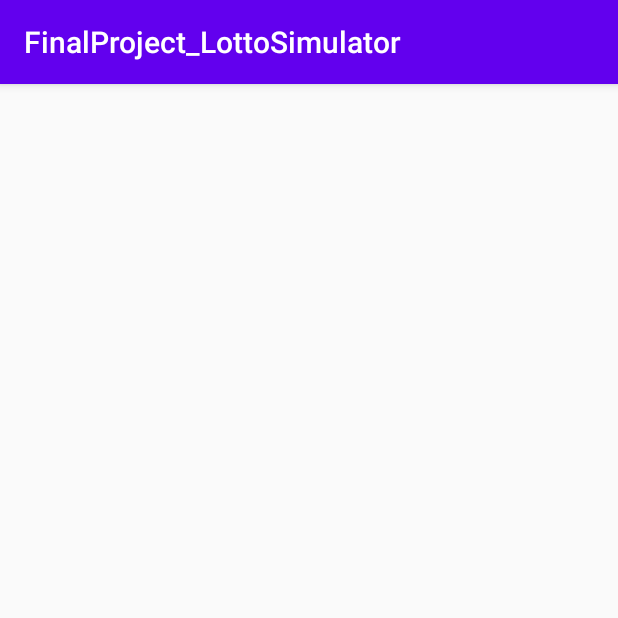
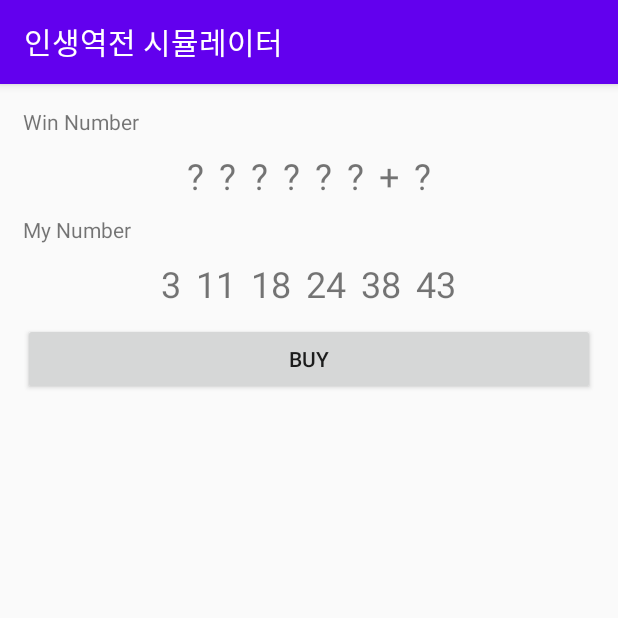
Before and after one commit to yhwba/FinalProject_LottoSimulator, an Android app: the screen it shows after launch (MainActivity), on a phone screen of 412 x 824 dp, the top half of it. Run offline under Robolectric (Android 15) with nearby library versions, the phone set to English and light mode, and no system bars; our stand-ins replace data binding.

Commit message:
로또 한장 구매하는 화면 그리기

```diff
--- a/app/src/main/res/layout/activity_main.xml
+++ b/app/src/main/res/layout/activity_main.xml
@@ -6,7 +6,153 @@
         android:layout_width="match_parent"
         android:layout_height="match_parent"
         tools:context=".MainActivity"
-        android:orientation="vertical">
+        android:orientation="vertical"
+        android:padding="15dp">
+
+        <TextView
+            android:layout_width="wrap_content"
+            android:layout_height="wrap_content"
+            android:text="@string/win_number"/>
+
+        <LinearLayout
+            android:layout_width="match_parent"
+            android:layout_height="wrap_content"
+            android:orientation="horizontal"
+            android:gravity="center"
+            android:layout_marginTop="10dp">
+            <TextView
+                android:id="@+id/winNumTxt01"
+                android:layout_width="wrap_content"
+                android:layout_height="wrap_content"
+                android:text="\?"
+                android:textSize="24sp"/>
+            <TextView
+                android:id="@+id/winNumTxt02"
+                android:layout_width="wrap_content"
+                android:layout_height="wrap_content"
+                android:text="\?"
+                android:textSize="24sp"
+                android:layout_marginLeft="10dp"/>
+
+            <TextView
+                android:id="@+id/winNumTxt03"
+                android:layout_width="wrap_content"
+                android:layout_height="wrap_content"
+                android:text="\?"
+                android:textSize="24sp"
+                android:layout_marginLeft="10dp"/>
+
+            <TextView
+                android:id="@+id/winNumTxt04"
+                android:layout_width="wrap_content"
+                android:layout_height="wrap_content"
+                android:text="\?"
+                android:textSize="24sp"
+                android:layout_marginLeft="10dp"/>
+
+            <TextView
+                android:id="@+id/winNumTxt05"
+                android:layout_width="wrap_content"
+                android:layout_height="wrap_content"
+                android:text="\?"
+                android:textSize="24sp"
+                android:layout_marginLeft="10dp"/>
+
+            <TextView
+                android:id="@+id/winNumTxt06"
+                android:layout_width="wrap_content"
+                android:layout_height="wrap_content"
+                android:text="\?"
+                android:textSize="24sp"
+                android:layout_marginLeft="10dp"/>
+
+            <TextView
+                android:layout_width="wrap_content"
+                android:layout_height="wrap_content"
+                android:text="+"
+                android:textSize="24sp"
+                android:layout_marginLeft="10dp"/>
+
+            <TextView
+                android:id="@+id/bounsNumTxt"
+                android:layout_width="wrap_content"
+                android:layout_height="wrap_content"
+                android:text="\?"
+                android:textSize="24sp"
+                android:layout_marginLeft="10dp"/>
+
+        </LinearLayout>
+
+        <TextView
+            android:layout_width="wrap_content"
+            android:layout_height="wrap_content"
+            android:layout_marginTop="10dp"
+            android:text="@string/my_number"/>
+
+        <LinearLayout
+            android:layout_width="match_parent"
+            android:layout_height="wrap_content"
+            android:orientation="horizontal"
+            android:gravity="center"
+            android:layout_marginTop="10dp">
+
+            <TextView
+                android:id="@+id/myNumTxt01"
+                android:layout_width="wrap_content"
+                android:layout_height="wrap_content"
+                android:textSize="24sp"
+                android:text="3"/>
+            <TextView
+                android:id="@+id/myNumTxt02"
+                android:layout_width="wrap_content"
+                android:layout_height="wrap_content"
+                android:textSize="24sp"
+                android:layout_marginLeft="10dp"
+                android:text="11"/>
+
+            <TextView
+                android:id="@+id/myNumTxt03"
+                android:layout_width="wrap_content"
+                android:layout_height="wrap_content"
+                android:textSize="24sp"
+                android:layout_marginLeft="10dp"
+                android:text="18"/>
+
+            <TextView
+                android:id="@+id/myNumTxt04"
+                android:layout_width="wrap_content"
+                android:layout_height="wrap_content"
+                android:textSize="24sp"
+                android:layout_marginLeft="10dp"
+                android:text="24"/>
+
+            <TextView
+
+                android:id="@+id/myNumTxt05"
+                android:layout_width="wrap_content"
+                android:layout_height="wrap_content"
+                android:textSize="24sp"
+                android:layout_marginLeft="10dp"
+                android:text="38"/>
+
+
+            <TextView
+                android:id="@+id/myNumTxt06"
+                android:layout_width="wrap_content"
+                android:layout_height="wrap_content"
+                android:textSize="24sp"
+                android:layout_marginLeft="10dp"
+                android:text="43"/>
+
+
+        </LinearLayout>
+
+        <Button
+            android:id="@+id/buyOneLottoBtn"
+            android:layout_width="match_parent"
+            android:layout_height="wrap_content"
+            android:layout_marginTop="10dp"
+            android:text="@string/buy_one_lotto_btn"/>
 
 
     </LinearLayout>
--- a/app/src/main/res/values/strings.xml
+++ b/app/src/main/res/values/strings.xml
@@ -1,3 +1,6 @@
 <resources>
-    <string name="app_name">FinalProject_LottoSimulator</string>
+    <string name="app_name">인생역전 시뮬레이터</string>
+    <string name="win_number">Win Number</string>
+    <string name="my_number">My Number</string>
+    <string name="buy_one_lotto_btn">Buy</string>
 </resources>
```
